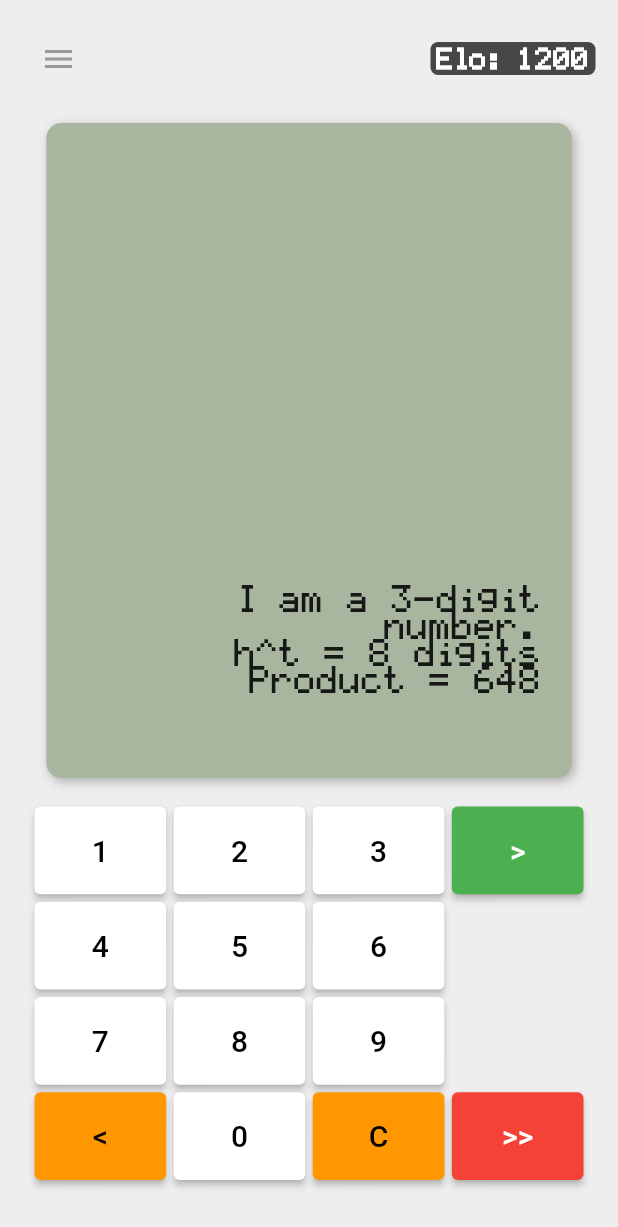
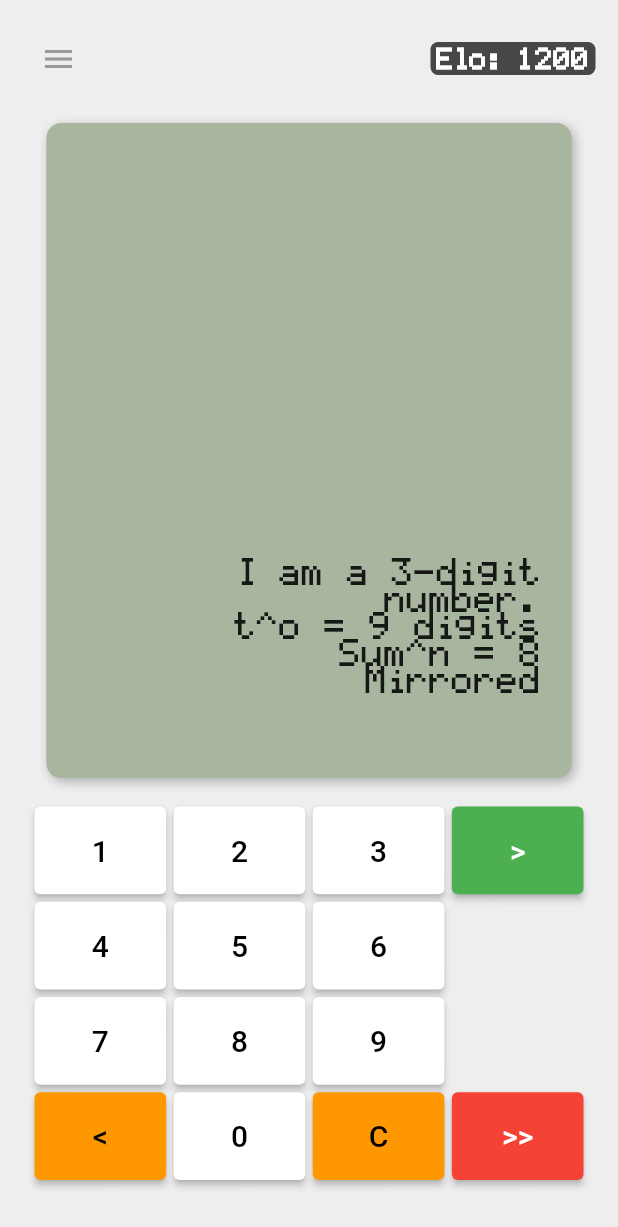
Before and after one commit to HennyBicks01/math_riddler, a Flutter app: the screen it shows after launch, on a phone screen of 412 x 824 dp. Shown: the top 1227 px of the screen. Run offline on Flutter 3.47's test engine with Material 2 defaults, Android fonts, the phone set to English and light mode, and no system bars; our stand-ins replace shared_preferences.

Commit message:
added two new conditions

```diff
--- a/lib/riddle_condition_checker.dart
+++ b/lib/riddle_condition_checker.dart
@@ -58,6 +58,18 @@ class RiddleConditionChecker {
     int numberFormed2 = int.parse(digits.join());
     if (condition.contains("I'm a prime number.")) {
       return _isPrime(numberFormed2);
+    }
+
+    // Sum of the digits until a single digit remains
+    if (condition.contains("If you keep summing my digits together, you'll eventually get the number")) {
+      int expectedSum = int.parse(condition.split("get the number ")[1].trim().split(".")[0]);
+      return _getReducedSum(digits) == expectedSum;
+    }
+
+    // Product of the digits until a single digit remains
+    if (condition.contains("If you keep multiplying my digits together, you'll eventually get the number")) {
+      int expectedProduct = int.parse(condition.split("get the number ")[1].trim().split(".")[0]);
+      return _getReducedProduct(digits) == expectedProduct;
     }
 
     ///Two Digit Functions
@@ -212,6 +224,24 @@ class RiddleConditionChecker {
     return false;
   }
 
+  /// Compute the sum of the digits until a single digit remains
+  int _getReducedSum(List<int> digits) {
+    int sumDigits = digits.reduce((a, b) => a + b);
+    while (sumDigits > 9) {
+      sumDigits = sumDigits.toString().split('').map((e) => int.parse(e)).reduce((a, b) => a + b);
+    }
+    return sumDigits;
+  }
+
+  /// Compute the product of the digits until a single digit remains
+  int _getReducedProduct(List<int> digits) {
+    int productDigits = digits.reduce((a, b) => a * b);
+    while (productDigits > 9 && productDigits != 0) {
+      productDigits = productDigits.toString().split('').map((e) => int.parse(e)).reduce((a, b) => a * b);
+    }
+    return productDigits;
+  }
+
   /// Checks if the list of digits are in ascending order
   bool _isSortedAscending(List<int> list) {
     for (int i = 0; i < list.length - 1; i++) {
--- a/lib/riddle_conditions.dart
+++ b/lib/riddle_conditions.dart
@@ -187,6 +187,22 @@ class RiddleConditions {
       conditions.add("I am a prime number.");
     }
 
+    // Sum of the digits until a single digit remains
+    int sumDigits = digits.reduce((a, b) => a + b);
+    while(sumDigits > 9) {
+      sumDigits = sumDigits.toString().split('').map((e) => int.parse(e)).reduce((a, b) => a + b);
+    }
+    conditions.add("If you keep summing my digits together, you'll eventually get the number $sumDigits.");
+
+    // Product of the digits until a single digit remains
+    int productDigits = digits.reduce((a, b) => a * b);
+    while(productDigits > 9 && productDigits % 2 == 1) {
+      productDigits = productDigits.toString().split('').map((e) => int.parse(e)).reduce((a, b) => a * b);
+    }
+    if (productDigits != 0) {  // Only add the condition if the final product isn't 0
+      conditions.add("If you keep multiplying my digits together, you'll eventually get the number $productDigits.");
+    }
+
     return conditions;
   }
 
--- a/lib/shorthand_conditions.dart
+++ b/lib/shorthand_conditions.dart
@@ -172,6 +172,26 @@ class ShortHandConditions{
       return 'Prime\n';
     }
 
+    // Sum of the digits until a single digit remains
+    else if (condition.contains("If you keep summing my digits together, you'll eventually get the number")) {
+      RegExp exp = RegExp(r"If you keep summing my digits together, you'll eventually get the number (\d+)\.");
+      Match? match = exp.firstMatch(condition);
+      if (match != null) {
+        String resultSum = match.group(1)!;
+        return 'Sum^n = $resultSum\n';
+      }
+    }
+
+    // Product of the digits until a single digit remains
+    else if (condition.contains("If you keep multiplying my digits together, you'll eventually get the number")) {
+      RegExp exp = RegExp(r"If you keep multiplying my digits together, you'll eventually get the number (\d+)\.");
+      Match? match = exp.firstMatch(condition);
+      if (match != null) {
+        String resultProduct = match.group(1)!;
+        return 'Product^n = $resultProduct\n';
+      }
+    }
+
     else if (condition.contains("If my") && condition.contains("raised to the power of my")) {
       RegExp exp = RegExp(r'If my (\w+) digit was raised to the power of my (\w+) digit, the result would be (\d+) digits\.');
       Match? match = exp.firstMatch(condition);
```
